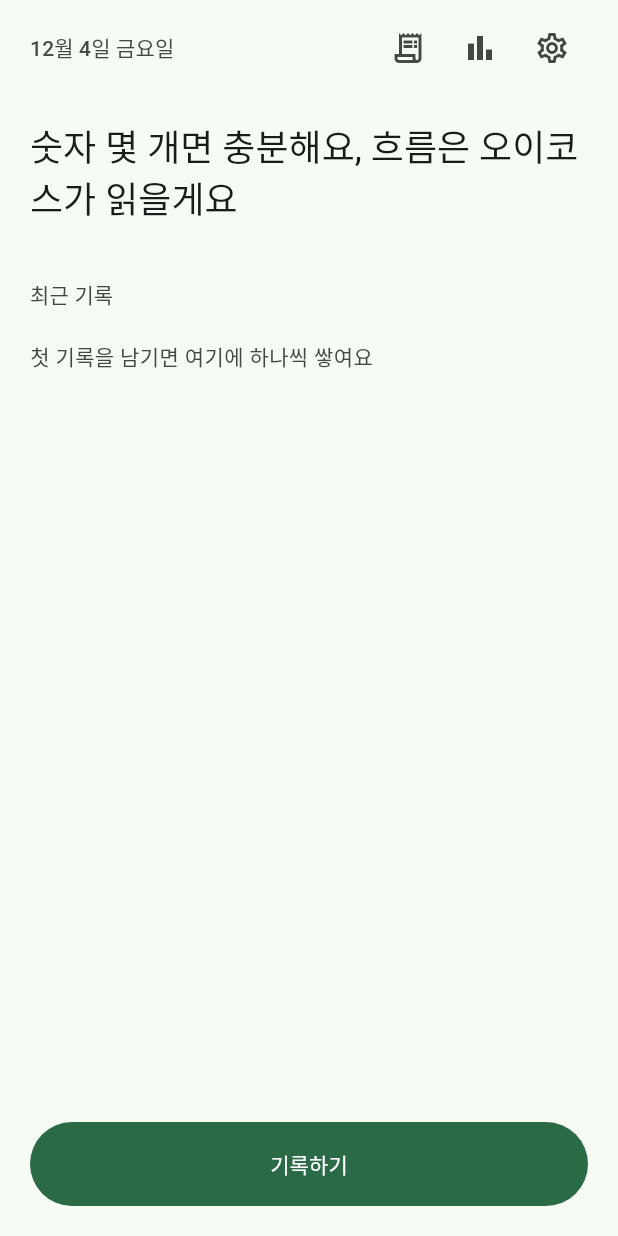
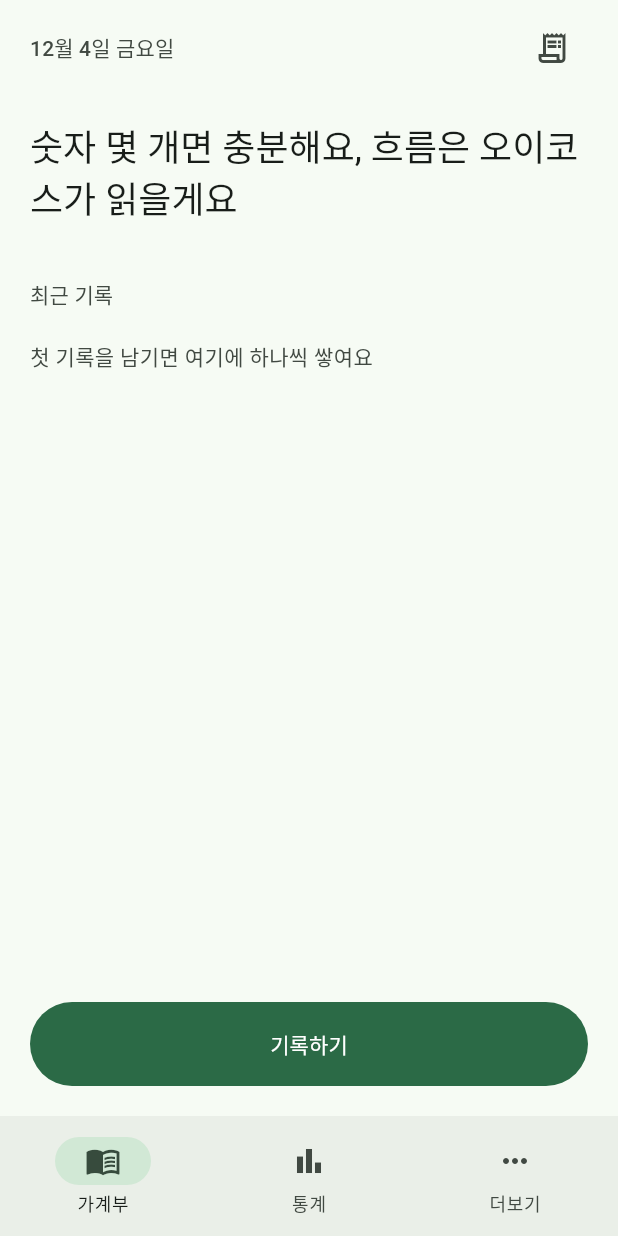
Before and after one commit to yscof/oikos, a Flutter app: the screen it shows after launch, on a phone screen of 412 x 824 dp. Run offline on Flutter 3.47's test engine with Material 3 defaults, Android fonts, the phone set to English and light mode, and no system bars; our stand-ins replace flutter_riverpod, go_router, shared_preferences, supabase_flutter; accounts and stored records are empty.

Commit message:
feat: 하단 탭(가계부·통계·더보기) + 더보기에 설정·화면 모드(라이트/다크)
- StatefulShellRoute로 3탭 셸: /(가계부) /stats(통계) /more(더보기)
- 더보기: 화면 모드(시스템/라이트/다크, oikos_theme_mode_v1 저장) + 설정 진입
- 홈 상단 통계·설정 아이콘 제거(탭으로 이동), 내역 아이콘 유지
- 테스트: openTab/openSettings 헬퍼, more_test 추가 (94 passed)

Co-Authored-By: Claude Fable 5 <noreply@anthropic.com>

```diff
--- /dev/null
+++ b/lib/app/app_shell.dart
@@ -0,0 +1,39 @@
+import 'package:flutter/material.dart';
+import 'package:go_router/go_router.dart';
+
+/// 하단 탭(가계부/통계/더보기) 셸. 각 탭은 자기 스택을 유지한다.
+class AppShell extends StatelessWidget {
+  const AppShell({super.key, required this.shell});
+
+  final StatefulNavigationShell shell;
+
+  @override
+  Widget build(BuildContext context) {
+    return Scaffold(
+      body: shell,
+      bottomNavigationBar: NavigationBar(
+        selectedIndex: shell.currentIndex,
+        onDestinationSelected: (index) => shell.goBranch(
+          index,
+          initialLocation: index == shell.currentIndex,
+        ),
+        destinations: const [
+          NavigationDestination(
+            icon: Icon(Icons.menu_book_outlined),
+            selectedIcon: Icon(Icons.menu_book),
+            label: '가계부',
+          ),
+          NavigationDestination(
+            icon: Icon(Icons.bar_chart_outlined),
+            selectedIcon: Icon(Icons.bar_chart),
+            label: '통계',
+          ),
+          NavigationDestination(
+            icon: Icon(Icons.more_horiz),
+            label: '더보기',
+          ),
+        ],
+      ),
+    );
+  }
+}
--- a/lib/app/router.dart
+++ b/lib/app/router.dart
@@ -2,20 +2,42 @@ import 'package:go_router/go_router.dart';
 
 import '../features/history/history_screen.dart';
 import '../features/home/home_screen.dart';
+import '../features/more/more_screen.dart';
 import '../features/settings/settings_screen.dart';
 import '../features/stats/stats_screen.dart';
+import 'app_shell.dart';
 
 /// 인스턴스별 라우터 — 위젯 테스트마다 새로 만들어 상태 누수를 막는다.
+/// 하단 탭: 가계부(/) · 통계(/stats) · 더보기(/more).
+/// 내역·설정은 탭 위로 push되는 상세 화면.
 GoRouter createRouter() => GoRouter(
       routes: [
-        GoRoute(path: '/', builder: (context, state) => const HomeScreen()),
+        StatefulShellRoute.indexedStack(
+          builder: (context, state, shell) => AppShell(shell: shell),
+          branches: [
+            StatefulShellBranch(routes: [
+              GoRoute(
+                path: '/',
+                builder: (context, state) => const HomeScreen(),
+              ),
+            ]),
+            StatefulShellBranch(routes: [
+              GoRoute(
+                path: '/stats',
+                builder: (context, state) => const StatsScreen(),
+              ),
+            ]),
+            StatefulShellBranch(routes: [
+              GoRoute(
+                path: '/more',
+                builder: (context, state) => const MoreScreen(),
+              ),
+            ]),
+          ],
+        ),
         GoRoute(
           path: '/history',
           builder: (context, state) => const HistoryScreen(),
-        ),
-        GoRoute(
-          path: '/stats',
-          builder: (context, state) => const StatsScreen(),
         ),
         GoRoute(
           path: '/settings',
--- a/lib/features/home/home_screen.dart
+++ b/lib/features/home/home_screen.dart
@@ -39,16 +39,6 @@ class HomeScreen extends ConsumerWidget {
                     icon: const Icon(Icons.receipt_long_outlined),
                     onPressed: () => context.push('/history'),
                   ),
-                  IconButton(
-                    tooltip: '통계',
-                    icon: const Icon(Icons.bar_chart_outlined),
-                    onPressed: () => context.push('/stats'),
-                  ),
-                  IconButton(
-                    tooltip: '설정',
-                    icon: const Icon(Icons.settings_outlined),
-                    onPressed: () => context.push('/settings'),
-                  ),
                 ],
               ),
               Expanded(
--- a/lib/main.dart
+++ b/lib/main.dart
@@ -9,6 +9,7 @@ import 'app/theme.dart';
 import 'core/prefs.dart';
 import 'core/supabase_config.dart';
 import 'data/auth.dart';
+import 'data/theme_mode_store.dart';
 import 'features/auth/login_screen.dart';
 
 Future<void> main() async {
@@ -50,34 +51,38 @@ class _OikosAppState extends ConsumerState<OikosApp> {
 
   @override
   Widget build(BuildContext context) {
+    final mode = ref.watch(themeModeProvider);
     // 미설정(오프라인) 빌드는 지금까지처럼 곧장 앱으로 — 로그인 게이트 없음.
-    if (!supabaseConfigured) return _routerApp();
+    if (!supabaseConfigured) return _routerApp(mode);
 
     // 설정된 빌드: 로그인 상태에 따라 로그인 화면 ↔ 앱.
     final auth = ref.watch(authStateProvider);
     return auth.when(
       data: (session) =>
-          session == null ? _loginApp() : _routerApp(),
+          session == null ? _loginApp(mode) : _routerApp(mode),
       loading: () => MaterialApp(
         theme: _light,
         darkTheme: _dark,
+        themeMode: mode,
         home: const Scaffold(body: Center(child: CircularProgressIndicator())),
       ),
-      error: (_, _) => _loginApp(),
+      error: (_, _) => _loginApp(mode),
     );
   }
 
-  Widget _routerApp() => MaterialApp.router(
+  Widget _routerApp(ThemeMode mode) => MaterialApp.router(
         title: '오이코스',
         theme: _light,
         darkTheme: _dark,
+        themeMode: mode,
         routerConfig: _router,
       );
 
-  Widget _loginApp() => MaterialApp(
+  Widget _loginApp(ThemeMode mode) => MaterialApp(
         title: '오이코스',
         theme: _light,
         darkTheme: _dark,
+        themeMode: mode,
         home: const LoginScreen(),
       );
 }
```
Also changed, not shown: lib/data/theme_mode_store.dart (added, +37 -0 lines), lib/features/more/more_screen.dart (added, +69 -0 lines), 6 other files.
